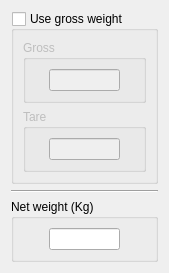
Before: the Qt Designer form main_program/gui_interface_designs/weight_widget_design.ui in yimenhfeifei/josm-invoice, drawn with Qt 5.
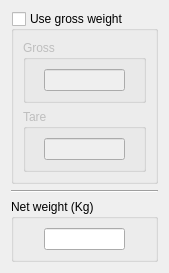
After: the same form once the commit is applied. Custom widgets are drawn as their Qt base class.

```diff
--- a/main_program/gui_interface_designs/weight_widget_design.ui
+++ b/main_program/gui_interface_designs/weight_widget_design.ui
@@ -19,8 +19,6 @@
   <property name="windowTitle">
    <string>Form</string>
   </property>
-  <layout class="QVBoxLayout" name="verticalLayout_3">
-   <item>
     <layout class="QVBoxLayout" name="verticalLayout_2">
      <item>
       <widget class="QGroupBox" name="useGrossBox">
@@ -68,12 +66,18 @@
              </property>
              <property name="maximumSize">
               <size>
-               <width>71</width>
-               <height>25</height>
-              </size>
-             </property>
-             <property name="alignment">
-              <set>Qt::AlignLeading|Qt::AlignLeft|Qt::AlignVCenter</set>
+             <width>81</width>
+             <height>16777215</height>
+            </size>
+           </property>
+           <property name="toolTip">
+            <string>Line edit that provides custom validation.</string>
+           </property>
+           <property name="whatsThis">
+            <string>Base widget for custom validation.</string>
+           </property>
+           <property name="regexString" stdset="0">
+            <string>weight</string>
              </property>
             </widget>
            </item>
@@ -96,13 +100,28 @@
           </property>
           <layout class="QHBoxLayout" name="horizontalLayout_3">
            <item>
-            <widget class="QLineEdit" name="tareEdit">
+          <widget class="ValidatingLineEdit" name="tareEdit">
+           <property name="sizePolicy">
+            <sizepolicy hsizetype="Preferred" vsizetype="Fixed">
+             <horstretch>0</horstretch>
+             <verstretch>0</verstretch>
+            </sizepolicy>
+           </property>
              <property name="maximumSize">
               <size>
-               <width>71</width>
-               <height>25</height>
-              </size>
-             </property>
+             <width>81</width>
+             <height>16777215</height>
+            </size>
+           </property>
+           <property name="toolTip">
+            <string>Line edit that provides custom validation.</string>
+           </property>
+           <property name="whatsThis">
+            <string>Base widget for custom validation.</string>
+           </property>
+           <property name="regexString" stdset="0">
+            <string>weight</string>
+           </property>
             </widget>
            </item>
           </layout>
@@ -128,10 +147,16 @@
        </property>
        <layout class="QHBoxLayout" name="horizontalLayout">
         <item>
-         <widget class="QLineEdit" name="netEdit">
+       <widget class="ValidatingLineEdit" name="netEdit">
+        <property name="sizePolicy">
+         <sizepolicy hsizetype="Preferred" vsizetype="Fixed">
+          <horstretch>0</horstretch>
+          <verstretch>0</verstretch>
+         </sizepolicy>
+        </property>
           <property name="maximumSize">
            <size>
-            <width>71</width>
+          <width>81</width>
             <height>25</height>
            </size>
           </property>
@@ -141,9 +166,14 @@
       </widget>
      </item>
     </layout>
-   </item>
-  </layout>
  </widget>
+ <customwidgets>
+  <customwidget>
+   <class>ValidatingLineEdit</class>
+   <extends>QLineEdit</extends>
+   <header>custom_widgets.validatingLineEdit</header>
+  </customwidget>
+ </customwidgets>
  <resources/>
  <connections/>
 </ui>
```
Left out of the diff: 11 changed lines with no effect on the pictures. Lines whose indentation alone changed are shown as unchanged.
